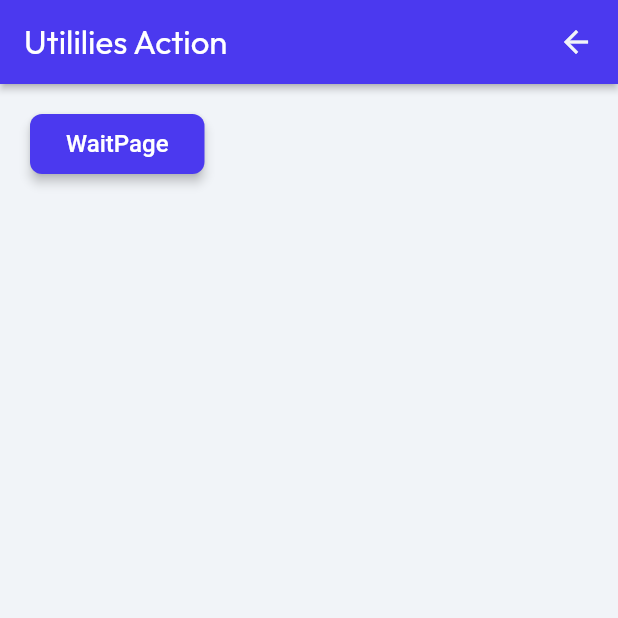
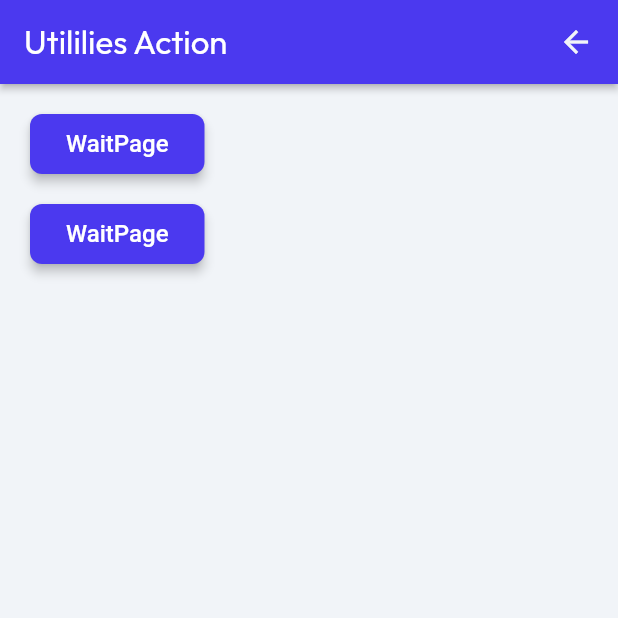
Before and after one commit to smarts-uz/FlutterFlow-App-Three, a Flutter app: the MainUtililiesPageWidget screen opened by its route, on a phone screen of 412 x 824 dp, the top half of it. Run offline on Flutter 3.47's test engine with Material 2 defaults, Android fonts, the phone set to English and light mode, and no system bars; drawn by our look-alikes of auto_size_text; our stand-ins replace cloud_firestore, file_picker, firebase_core, font_awesome_flutter, from_css_color, go_router and 7 more; missing offline and left inert: json_path, mime_type; accounts and stored records are empty; Roboto replaces fonts that are missing (Readex Pro).

Commit message:
Actions   utilities    periodic

```diff
--- a/lib/actions/utilities_actions/main_utililies_page/main_utililies_page_widget.dart
+++ b/lib/actions/utilities_actions/main_utililies_page/main_utililies_page_widget.dart
@@ -106,6 +106,34 @@ class _MainUtililiesPageWidgetState extends State<MainUtililiesPageWidget> {
                     borderRadius: BorderRadius.circular(8.0),
                   ),
                 ),
+                Padding(
+                  padding: EdgeInsetsDirectional.fromSTEB(0.0, 20.0, 0.0, 0.0),
+                  child: FFButtonWidget(
+                    onPressed: () async {
+                      context.pushNamed('WaitPage');
+                    },
+                    text: 'WaitPage',
+                    options: FFButtonOptions(
+                      height: 40.0,
+                      padding:
+                          EdgeInsetsDirectional.fromSTEB(24.0, 0.0, 24.0, 0.0),
+                      iconPadding:
+                          EdgeInsetsDirectional.fromSTEB(0.0, 0.0, 0.0, 0.0),
+                      color: FlutterFlowTheme.of(context).primary,
+                      textStyle:
+                          FlutterFlowTheme.of(context).titleSmall.override(
+                                fontFamily: 'Readex Pro',
+                                color: Colors.white,
+                              ),
+                      elevation: 3.0,
+                      borderSide: BorderSide(
+                        color: Colors.transparent,
+                        width: 1.0,
+                      ),
+                      borderRadius: BorderRadius.circular(8.0),
+                    ),
+                  ),
+                ),
               ],
             ),
           ),
--- a/lib/flutter_flow/nav/nav.dart
+++ b/lib/flutter_flow/nav/nav.dart
@@ -66,6 +66,11 @@ GoRouter createRouter(AppStateNotifier appStateNotifier) => GoRouter(
           name: 'MainUtililiesPage',
           path: '/mainUtililiesPage',
           builder: (context, params) => MainUtililiesPageWidget(),
+        ),
+        FFRoute(
+          name: 'PeriodicPage',
+          path: '/periodicPage',
+          builder: (context, params) => PeriodicPageWidget(),
         )
       ].map((r) => r.toRoute(appStateNotifier)).toList(),
     );
--- a/lib/index.dart
+++ b/lib/index.dart
@@ -8,3 +8,5 @@ export '/actions/utilities_actions/wait_page/wait_page_widget.dart'
     show WaitPageWidget;
 export '/actions/utilities_actions/main_utililies_page/main_utililies_page_widget.dart'
     show MainUtililiesPageWidget;
+export '/actions/utilities_actions/periodic_page/periodic_page_widget.dart'
+    show PeriodicPageWidget;
```
Also changed, not shown: lib/actions/utilities_actions/periodic_page/periodic_page_model.dart (added, +27 -0 lines), lib/actions/utilities_actions/periodic_page/periodic_page_widget.dart (added, +153 -0 lines), lib/flutter_flow/instant_timer.dart (added, +35 -0 lines).
